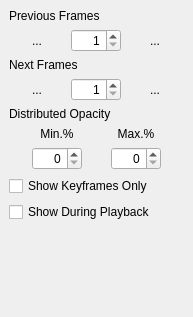
This is app/ui/onionskin.ui in pencil2d/pencil as Qt 5 draws it before an edit. The edited form follows.
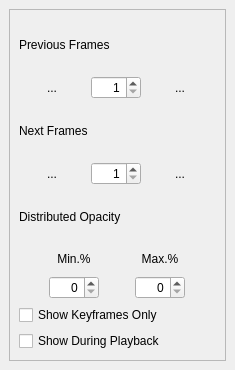
This is the edited form. Icons and pictures are not drawn.

Commit message: Make onion skin widget scrollable to avoid taking up too much fixed space.

What changed in the file:
```diff
--- a/app/ui/onionskin.ui
+++ b/app/ui/onionskin.ui
@@ -6,14 +6,14 @@
    <rect>
     <x>0</x>
     <y>0</y>
-    <width>193</width>
-    <height>317</height>
+    <width>235</width>
+    <height>370</height>
    </rect>
   </property>
   <property name="minimumSize">
    <size>
-    <width>193</width>
-    <height>317</height>
+    <width>200</width>
+    <height>100</height>
    </size>
   </property>
   <property name="floating">
@@ -25,6 +25,35 @@
   <widget class="QWidget" name="dockWidgetContents">
    <layout class="QVBoxLayout" name="verticalLayout">
     <item>
+     <widget class="QScrollArea" name="scrollArea">
+      <property name="sizePolicy">
+       <sizepolicy hsizetype="Minimum" vsizetype="Minimum">
+        <horstretch>0</horstretch>
+        <verstretch>0</verstretch>
+       </sizepolicy>
+      </property>
+      <property name="minimumSize">
+       <size>
+        <width>0</width>
+        <height>100</height>
+       </size>
+      </property>
+      <property name="widgetResizable">
+       <bool>true</bool>
+      </property>
+      <widget class="QWidget" name="scrollAreaWidgetContents">
+       <property name="geometry">
+        <rect>
+         <x>0</x>
+         <y>0</y>
+         <width>215</width>
+         <height>331</height>
+        </rect>
+       </property>
+       <layout class="QVBoxLayout" name="verticalLayout_3">
+        <item>
+         <layout class="QVBoxLayout" name="verticalLayout_2">
+          <item>
      <widget class="QLabel" name="onionPrevFramesNumLabel">
       <property name="text">
        <string>Previous Frames</string>
@@ -333,18 +362,11 @@
       </property>
      </widget>
     </item>
-    <item>
-     <spacer name="verticalSpacer">
-      <property name="orientation">
-       <enum>Qt::Vertical</enum>
-      </property>
-      <property name="sizeHint" stdset="0">
-       <size>
-        <width>20</width>
-        <height>40</height>
-       </size>
-      </property>
-     </spacer>
+         </layout>
+        </item>
+       </layout>
+      </widget>
+     </widget>
     </item>
    </layout>
   </widget>
```
Lines whose indentation alone changed are shown as unchanged.
